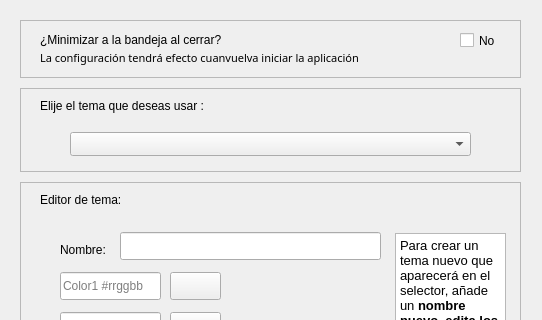
The window that dve_dev/dve/ui/confgui.ui (jernesten/DVE_Escritorio) describes before a commit, drawn with Qt 5; both pictures show x 0 to 542 and y 0 to 320 of the 542 by 476 pixel window.
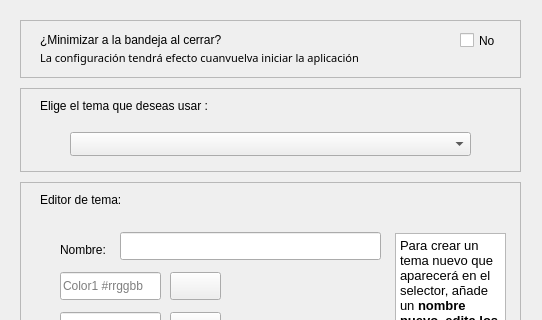
The same window after the commit. Icons and pictures are not drawn.

Diff of the .ui file:
```diff
--- a/dve_dev/dve/ui/confgui.ui
+++ b/dve_dev/dve/ui/confgui.ui
@@ -74,7 +74,7 @@
      </rect>
     </property>
     <property name="text">
-     <string>Elije el tema que deseas usar :</string>
+     <string>Elige el tema que deseas usar :</string>
     </property>
    </widget>
    <widget class="QComboBox" name="themeSelBox">
```
